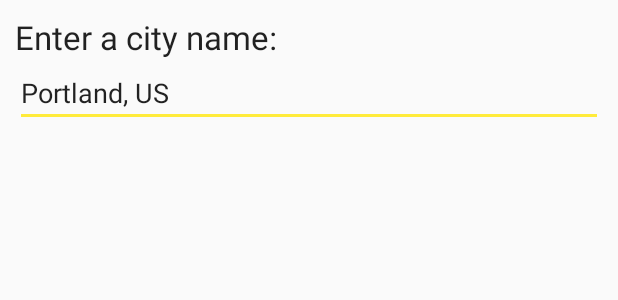
After one commit to rcgonzalezf/weather-app-demo, an Android app: the layout dialog_city_query.xml on its own in the app's theme, with its tools: preview values and no code run, on a phone screen of 412 x 824 dp. The commit adds this screen. Shown: the top 300 px of the screen. Run offline under Robolectric (Android 15) with nearby library versions, the phone set to English and light mode, and no system bars.

Commit message:
Adding Fab button to perform queries by City name.

```diff
--- /dev/null
+++ b/weather-app/src/main/res/layout/dialog_city_query.xml
@@ -0,0 +1,31 @@
+<?xml version="1.0" encoding="utf-8"?>
+<LinearLayout xmlns:android="http://schemas.android.com/apk/res/android"
+    xmlns:tools="http://schemas.android.com/tools"
+    android:orientation="vertical"
+    android:layout_width="match_parent"
+    android:layout_height="match_parent"
+    android:padding="10dp"
+    android:id="@+id/dialog_layout"
+    >
+
+    <TextView
+        android:id="@+id/label"
+        android:layout_width="wrap_content"
+        android:layout_height="wrap_content"
+        android:text="@string/enter_city"
+        tools:text="Enter a city name: "
+        android:textAppearance="?android:attr/textAppearanceLarge" />
+
+    <EditText
+        android:id="@+id/city_input_edit_text"
+        android:layout_width="match_parent"
+        android:layout_height="wrap_content"
+        android:text="@string/city_name_hint"
+        tools:hint="Portland, US"
+        >
+
+        <requestFocus />
+
+    </EditText>
+
+</LinearLayout>
--- a/weather-app/src/main/res/layout/weather.xml
+++ b/weather-app/src/main/res/layout/weather.xml
@@ -43,6 +43,11 @@
 
     </android.support.design.widget.AppBarLayout>
 
+    <android.support.design.widget.FloatingActionButton
+        android:id="@+id/main_fab"
+        android:layout_gravity="bottom|end"
+        style="@style/FabStyle"/>
+
   </android.support.design.widget.CoordinatorLayout>
 
   <android.support.design.widget.NavigationView
```
Also changed, not shown: weather-app/src/main/java/rcgonzalezf/org/weather/common/BaseActivity.java (+61 -3 lines), weather-app/src/main/res/values/strings.xml (+62 -0 lines), 1 other file.
